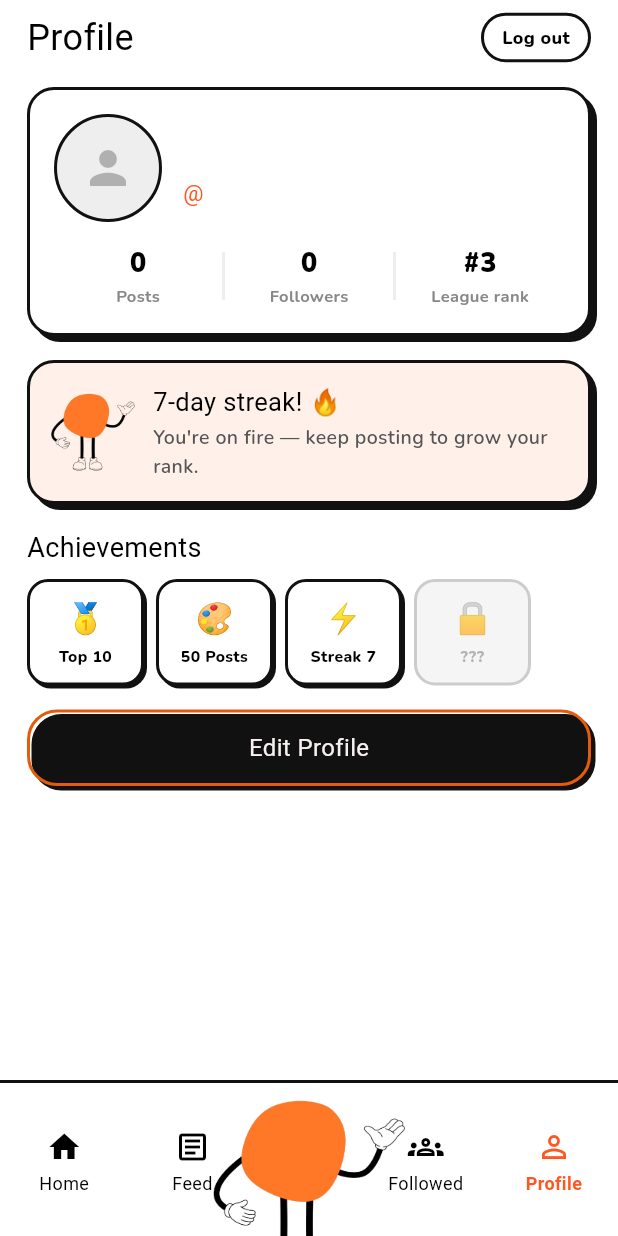
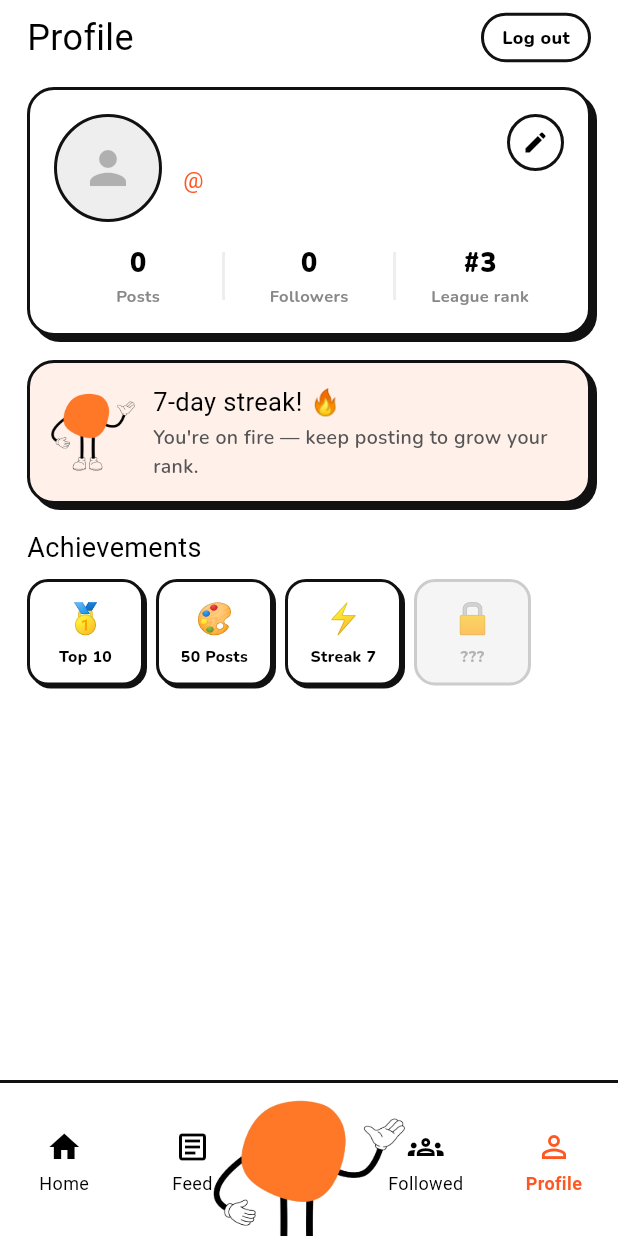
Before and after one commit to shlok-naik/art, a Flutter app: the screen it shows once a user with an empty profile is signed in, item 4 of the bottom bar chosen, on a phone screen of 412 x 824 dp. Run offline on Flutter 3.47's test engine with Material 3 defaults, Android fonts, the phone set to English and light mode, and no system bars; our stand-ins replace cached_network_image, camera, file_picker, flutter_dotenv, flutter_riverpod, google_fonts and 3 more; accounts and stored records are empty; Roboto replaces fonts that are missing (Chewy).

Commit message:
Added loading stops and changed edit profile button

```diff
--- a/lib/features/profile/presentation/profile_view_screen.dart
+++ b/lib/features/profile/presentation/profile_view_screen.dart
@@ -83,6 +83,7 @@ class ProfileViewScreen extends ConsumerWidget {
                       mainAxisSize: MainAxisSize.min,
                       children: [
                         Row(
+                          crossAxisAlignment: CrossAxisAlignment.start,
                           children: [
                             Container(
                               width: 72,
@@ -96,7 +97,7 @@ class ProfileViewScreen extends ConsumerWidget {
                               child: const Icon(Icons.person, size: 36, color: Colors.black26),
                             ),
                             const SizedBox(width: 14),
-                            Flexible(
+                            Expanded(
                               child: Column(
                                 crossAxisAlignment: CrossAxisAlignment.start,
                                 mainAxisSize: MainAxisSize.min,
@@ -113,6 +114,20 @@ class ProfileViewScreen extends ConsumerWidget {
                                     overflow: TextOverflow.ellipsis,
                                   ),
                                 ],
+                              ),
+                            ),
+                            InkWell(
+                              onTap: () => Navigator.of(context).push(
+                                MaterialPageRoute(builder: (_) => EditProfileScreen(profile: profile)),
+                              ),
+                              borderRadius: BorderRadius.circular(20),
+                              child: Container(
+                                padding: const EdgeInsets.all(8),
+                                decoration: BoxDecoration(
+                                  border: Border.all(color: kBorderColor, width: kBorderWidth),
+                                  borderRadius: BorderRadius.circular(20),
+                                ),
+                                child: const Icon(Icons.edit, size: 18, color: Colors.black),
                               ),
                             ),
                           ],
@@ -180,24 +195,6 @@ class ProfileViewScreen extends ConsumerWidget {
                           locked: achievement['locked'] as bool,
                         ),
                     ],
-                  ),
-                  const SizedBox(height: 16),
-                  InkWell(
-                    onTap: () => Navigator.of(context).push(
-                      MaterialPageRoute(builder: (_) => EditProfileScreen(profile: profile)),
-                    ),
-                    borderRadius: BorderRadius.circular(20),
-                    child: Container(
-                      width: double.infinity,
-                      padding: const EdgeInsets.symmetric(vertical: 12),
-                      decoration: BoxDecoration(
-                        border: Border.all(color: const Color.fromARGB(255, 228, 91, 12), width: kBorderWidth),
-                        borderRadius: BorderRadius.circular(20),
-                        boxShadow: hardShadow(offset: 3),
-                      ),
-                      alignment: Alignment.center,
-                      child: Text('Edit Profile', style: GoogleFonts.chewy(fontSize: 16, color: const Color.fromARGB(255, 246, 240, 240))),
-                    ),
                   ),
                 ],
               ),
```
Also changed, not shown: lib/features/followed/presentation/followed_screen.dart (+6 -3 lines).
